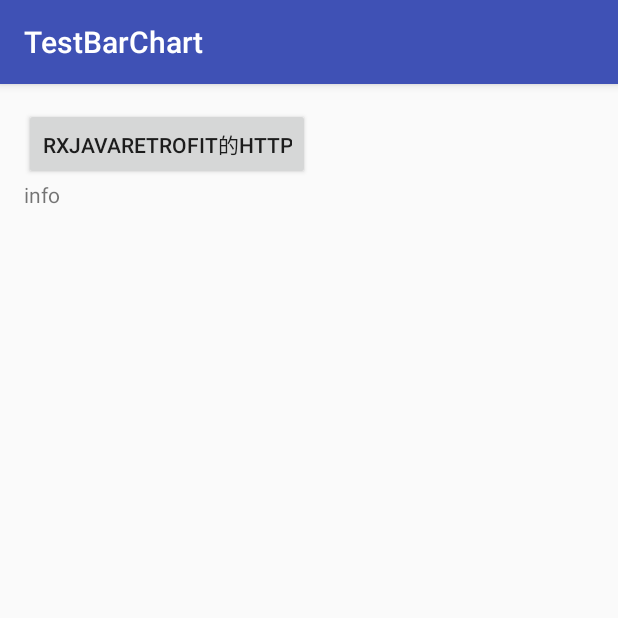
After one commit to HuangJianHong/TestBarChart, an Android app: the RetrofitbaseTest screen opened directly, with no data from a screen before it, on a phone screen of 412 x 824 dp, the top half of it. The commit adds this screen. Run offline under Robolectric (Android 15) with nearby library versions, the phone set to English and light mode, and no system bars; libraries missing offline, so code that uses them is left out: retrofit2.adapter.rxjava, rx.android.schedulers, rx.schedulers; 1 statement that could not run was skipped.

Commit message:
[添加lambda，rxjava,Retorfit，gson依赖；retrofit最基础使用，懒人使用]

```diff
--- a/app/src/main/AndroidManifest.xml
+++ b/app/src/main/AndroidManifest.xml
@@ -4,6 +4,7 @@
 
     <uses-permission android:name="android.permission.WRITE_EXTERNAL_STORAGE" />
     <uses-permission android:name="android.permission.READ_EXTERNAL_STORAGE" />
+    <uses-permission android:name="android.permission.INTERNET"/>
 
     <application
         android:name="com.cncn.config.App"
@@ -28,7 +29,8 @@
             </intent-filter>
         </activity>
         <activity android:name="com.cncn.hotfix.HotFixTest" />
-        <activity android:name="com.cncn.OnTouch.Main4Activity"></activity>
+        <activity android:name="com.cncn.OnTouch.Main4Activity" />
+        <activity android:name="com.cncn.retrofit.RetrofitbaseTest"></activity>
     </application>
 
 </manifest>
--- /dev/null
+++ b/app/src/main/java/com/cncn/retrofit/HttpService.java
@@ -0,0 +1,21 @@
+package com.cncn.retrofit;
+
+import com.cncn.retrofit.data.RetrofitEntity;
+
+import retrofit2.http.Body;
+import retrofit2.http.POST;
+import rx.Observable;
+
+/**
+ * Created by T163 on 2017/2/6.
+ */
+
+public interface HttpService {
+
+    @POST("AppFiftyToneGraph/videoLink")
+    Observable<RetrofitEntity> getAllVedioBy(@Body boolean once_no);
+
+    @POST("AppFiftyToneGraph/videoLink")
+    Observable<RetrofitEntity> getAllVedio(@Body boolean noce_no);
+
+}
--- /dev/null
+++ b/app/src/main/java/com/cncn/retrofit/RetrofitbaseTest.java
@@ -0,0 +1,95 @@
+package com.cncn.retrofit;
+
+import android.app.ProgressDialog;
+import android.os.Bundle;
+import android.support.v7.app.AppCompatActivity;
+import android.widget.Button;
+import android.widget.TextView;
+
+import com.cncn.retrofit.data.RetrofitEntity;
+import com.cncn.retrofit.data.SubjectInfo;
+import com.cncn.www.testbarchart.R;
+
+import java.util.List;
+import java.util.concurrent.TimeUnit;
+
+import okhttp3.OkHttpClient;
+import retrofit2.Retrofit;
+import retrofit2.adapter.rxjava.RxJavaCallAdapterFactory;
+import retrofit2.converter.gson.GsonConverterFactory;
+import rx.Observable;
+import rx.Subscriber;
+import rx.android.schedulers.AndroidSchedulers;
+import rx.schedulers.Schedulers;
+
+public class RetrofitbaseTest extends AppCompatActivity {
+
+    public static final String BASE_URL="http://www.izaodao.com/Api/";
+    private Button startRequest;
+    private Retrofit retrofit;
+    private TextView tvData;
+
+    @Override
+    protected void onCreate(Bundle savedInstanceState) {
+        super.onCreate(savedInstanceState);
+        setContentView(R.layout.activity_retrofitbase_test);
+        startRequest = (Button) findViewById(R.id.startRequest);
+        tvData = (TextView) findViewById(R.id.tvMsg);
+
+        initRetrofit();
+        initData();
+    }
+
+    private void initRetrofit() {
+        //手动创建一个OKhttpClient并设置超时时间;
+        OkHttpClient.Builder builder = new OkHttpClient.Builder();
+        builder.connectTimeout(5, TimeUnit.SECONDS);
+
+        retrofit = new Retrofit.Builder()
+                .client(builder.build())
+                .addCallAdapterFactory(RxJavaCallAdapterFactory.create())
+                .addConverterFactory(GsonConverterFactory.create())
+                .baseUrl(BASE_URL)
+                .build();
+
+    }
+
+    private void initData() {
+       final  ProgressDialog progressDialog = new ProgressDialog(this);
+
+        startRequest.setOnClickListener(aVoid ->{
+            HttpService apiService = retrofit.create(HttpService.class);
+            Observable<RetrofitEntity> allVedioBy = apiService.getAllVedioBy(true);
+
+
+            allVedioBy.subscribeOn(Schedulers.io()).unsubscribeOn(Schedulers.io()).observeOn(AndroidSchedulers.mainThread())
+                    .subscribe(new Subscriber<RetrofitEntity>() {
+                        @Override
+                        public void onCompleted() {
+                            if (progressDialog !=null && progressDialog.isShowing()){
+                                progressDialog.dismiss();
+                            }
+                        }
+
+                        @Override
+                        public void onError(Throwable e) {
+                            if (progressDialog != null && progressDialog.isShowing()){
+                                progressDialog.dismiss();
+                            }
+                        }
+
+                        @Override
+                        public void onStart() {
+                            super.onStart();
+                            progressDialog.show();
+                        }
+
+                        @Override
+                        public void onNext(RetrofitEntity retrofitEntity) {
+                            List<SubjectInfo> data = retrofitEntity.getData();
+                            tvData.setText(data.toString()+"");
+                        }
+                    });
+        });
+    }
+}
--- a/app/src/main/java/com/cncn/www/testbarchart/FirstActivity.java
+++ b/app/src/main/java/com/cncn/www/testbarchart/FirstActivity.java
@@ -7,6 +7,7 @@ import android.view.View;
 
 import com.cncn.OnTouch.Main4Activity;
 import com.cncn.hotfix.HotFixTest;
+import com.cncn.retrofit.RetrofitbaseTest;
 
 public class FirstActivity extends AppCompatActivity {
 
@@ -24,4 +25,8 @@ public class FirstActivity extends AppCompatActivity {
     public void click(View view) {
         startActivity(new Intent(this, Main4Activity.class));
     }
+
+    public void retrofit(View view) {
+        startActivity(new Intent(this, RetrofitbaseTest.class));
+    }
 }
--- /dev/null
+++ b/app/src/main/res/layout/activity_retrofitbase_test.xml
@@ -0,0 +1,32 @@
+<?xml version="1.0" encoding="utf-8"?>
+<LinearLayout xmlns:android="http://schemas.android.com/apk/res/android"
+    xmlns:tools="http://schemas.android.com/tools"
+    android:id="@+id/activity_retrofitbase_test"
+    android:layout_width="match_parent"
+    android:layout_height="match_parent"
+    android:paddingBottom="@dimen/activity_vertical_margin"
+    android:paddingLeft="@dimen/activity_horizontal_margin"
+    android:paddingRight="@dimen/activity_horizontal_margin"
+    android:paddingTop="@dimen/activity_vertical_margin"
+    tools:context="com.cncn.retrofit.RetrofitbaseTest"
+    android:orientation="vertical"
+    >
+
+    <Button
+        android:id="@+id/startRequest"
+        android:layout_width="wrap_content"
+        android:layout_height="wrap_content"
+        android:text="RxjavaRetrofit的HTTP"
+        android:onClick="click"
+        />
+
+    <TextView
+        android:id="@+id/tvMsg"
+        android:layout_width="wrap_content"
+        android:layout_height="wrap_content"
+        android:text="info"
+        />
+
+
+
+</LinearLayout>
--- a/build.gradle
+++ b/build.gradle
@@ -6,6 +6,7 @@ buildscript {
     }
     dependencies {
         classpath 'com.android.tools.build:gradle:2.2.1'
+        classpath 'me.tatarka:gradle-retrolambda:+'
 
         // NOTE: Do not place your application dependencies here; they belong
         // in the individual module build.gradle files
```
Also changed, not shown: app/build.gradle (+24 -0 lines), app/src/main/java/com/cncn/retrofit/data/RetrofitEntity.java (added, +39 -0 lines), app/src/main/java/com/cncn/retrofit/data/SubjectInfo.java (added, +40 -0 lines), app/src/main/res/layout/activity_first.xml (+7 -0 lines).
